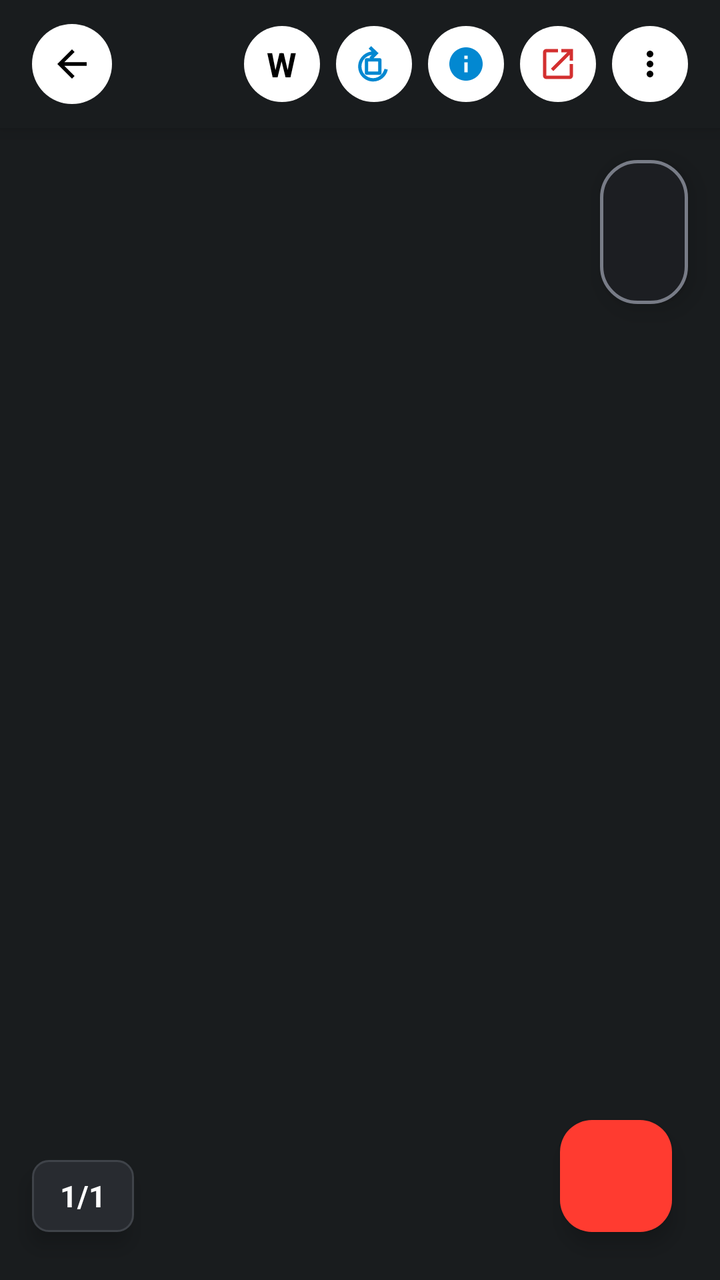
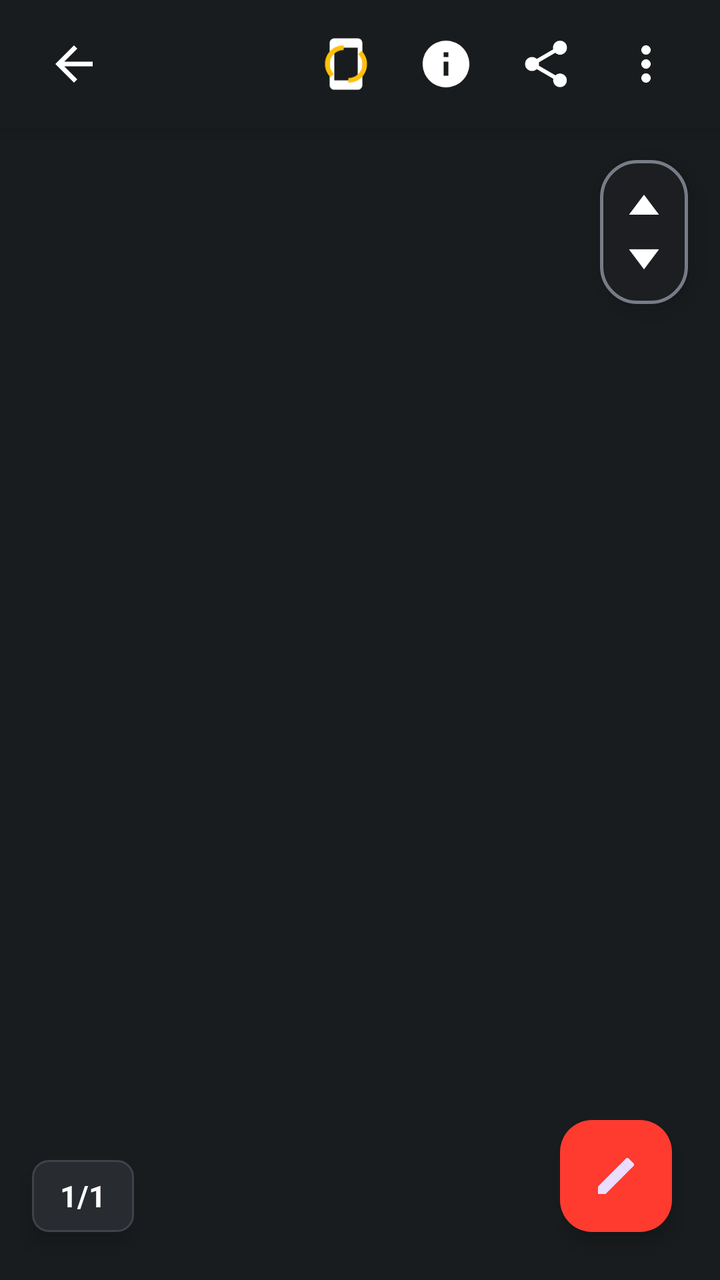

Before-and-after screenshots of an Android layout around one commit, followed by the original layout XML and the change that was made.
<!-- AndroidManifest.xml: activity theme Theme.ASTERDOC -->
<!-- res/layout/activity_pdf_viewer.xml -->
<?xml version="1.0" encoding="utf-8"?>
<androidx.coordinatorlayout.widget.CoordinatorLayout xmlns:android="http://schemas.android.com/apk/res/android"
    xmlns:app="http://schemas.android.com/apk/res-auto"
    android:layout_width="match_parent"
    android:layout_height="match_parent"
    android:background="#191C1E">

    <LinearLayout
        android:layout_width="match_parent"
        android:layout_height="match_parent"
        android:orientation="vertical">

        
        <LinearLayout
            android:id="@+id/layoutTopBarContainer"
            android:layout_width="match_parent"
            android:layout_height="64dp"
            android:background="#191C1E"
            android:elevation="6dp"
            android:gravity="center_vertical"
            android:orientation="horizontal"
            android:paddingHorizontal="16dp">

            
            <FrameLayout
                android:id="@+id/btnTopBack"
                android:layout_width="40dp"
                android:layout_height="40dp"
                android:background="@drawable/bg_circle_white"
                android:clickable="true"
                android:focusable="true">

                <ImageView
                    android:layout_width="22dp"
                    android:layout_height="22dp"
                    android:layout_gravity="center"
                    android:contentDescription="Back"
                    android:src="@drawable/ic_arrow_back"
                    app:tint="#000000" />
            </FrameLayout>

            <View
                android:layout_width="0dp"
                android:layout_height="1dp"
                android:layout_weight="1" />

            
            <FrameLayout
                android:id="@+id/btnTopWord"
                android:layout_width="38dp"
                android:layout_height="38dp"
                android:layout_marginStart="8dp"
                android:background="@drawable/bg_circle_white"
                android:clickable="true"
                android:focusable="true">

                <TextView
                    android:layout_width="wrap_content"
                    android:layout_height="wrap_content"
                    android:layout_gravity="center"
                    android:text="W"
                    android:textColor="#000000"
                    android:textSize="17sp"
                    android:textStyle="bold" />
            </FrameLayout>



            
            <FrameLayout
                android:id="@+id/btnTopRotate"
                android:layout_width="38dp"
                android:layout_height="38dp"
                android:layout_marginStart="8dp"
                android:background="@drawable/bg_circle_white"
                android:clickable="true"
                android:focusable="true">

                <ImageView
                    android:layout_width="20dp"
                    android:layout_height="20dp"
                    android:layout_gravity="center"
                    android:contentDescription="Rotate"
                    android:src="@drawable/ic_top_rotate"
                    app:tint="#0288D1" />
            </FrameLayout>

            
            <FrameLayout
                android:id="@+id/btnTopInfo"
                android:layout_width="38dp"
                android:layout_height="38dp"
                android:layout_marginStart="8dp"
                android:background="@drawable/bg_circle_white"
                android:clickable="true"
                android:focusable="true">

                <ImageView
                    android:layout_width="20dp"
                    android:layout_height="20dp"
                    android:layout_gravity="center"
                    android:contentDescription="Details"
                    android:src="@drawable/ic_info"
                    app:tint="#0288D1" />
            </FrameLayout>

            
            <FrameLayout
                android:id="@+id/btnTopShare"
                android:layout_width="38dp"
                android:layout_height="38dp"
                android:layout_marginStart="8dp"
                android:background="@drawable/bg_circle_white"
                android:clickable="true"
                android:focusable="true">

                <ImageView
                    android:layout_width="20dp"
                    android:layout_height="20dp"
                    android:layout_gravity="center"
                    android:contentDescription="Share"
                    android:src="@drawable/ic_top_share"
                    app:tint="#D32F2F" />
            </FrameLayout>

            
            <FrameLayout
                android:id="@+id/btnTopMenu"
                android:layout_width="38dp"
                android:layout_height="38dp"
                android:layout_marginStart="8dp"
                android:background="@drawable/bg_circle_white"
                android:clickable="true"
                android:focusable="true">

                <ImageView
                    android:layout_width="20dp"
                    android:layout_height="20dp"
                    android:layout_gravity="center"
                    android:contentDescription="More options"
                    android:src="@drawable/ic_more_vert"
                    app:tint="#000000" />
            </FrameLayout>

        </LinearLayout>

        
        <LinearLayout
            android:id="@+id/layoutSearchBar"
            android:layout_width="match_parent"
            android:layout_height="56dp"
            android:background="#1F2023"
            android:gravity="center_vertical"
            android:orientation="horizontal"
            android:paddingHorizontal="12dp"
            android:visibility="gone">

            <ImageButton
                android:id="@+id/btnCloseSearch"
                android:layout_width="36dp"
                android:layout_height="36dp"
                android:background="?attr/selectableItemBackgroundBorderless"
                android:contentDescription="Close search"
                android:src="@drawable/ic_arrow_back"
                app:tint="#E3E2E6" />

            <EditText
                android:id="@+id/etSearchQuery"
                android:layout_width="0dp"
                android:layout_height="40dp"
                android:layout_marginStart="8dp"
                android:layout_weight="1"
                android:background="@drawable/bg_drive_search_bar"
                android:hint="@string/search"
                android:imeOptions="actionSearch"
                android:inputType="text"
                android:paddingHorizontal="14dp"
                android:textColor="#E3E2E6"
                android:textColorHint="#8E918F"
                android:textSize="14sp" />

            <TextView
                android:id="@+id/tvSearchMatchCount"
                android:layout_width="wrap_content"
                android:layout_height="wrap_content"
                android:layout_marginHorizontal="8dp"
                android:text="0/0"
                android:textColor="#C4C6D0"
                android:textSize="12sp"
                android:textStyle="bold" />

            <ImageButton
                android:id="@+id/btnSearchPrev"
                android:layout_width="36dp"
                android:layout_height="36dp"
                android:background="?attr/selectableItemBackgroundBorderless"
                android:contentDescription="Previous match"
                android:src="@drawable/ic_chevron_left"
                app:tint="#E3E2E6" />

            <ImageButton
                android:id="@+id/btnSearchNext"
                android:layout_width="36dp"
                android:layout_height="36dp"
                android:background="?attr/selectableItemBackgroundBorderless"
                android:contentDescription="Next match"
                android:src="@drawable/ic_chevron_right"
                app:tint="#E3E2E6" />

        </LinearLayout>

        
        <androidx.recyclerview.widget.RecyclerView
            android:id="@+id/rvPdfPages"
            android:layout_width="match_parent"
            android:layout_height="0dp"
            android:layout_weight="1"
            android:clipChildren="false"
            android:clipToPadding="false"
            android:paddingVertical="4dp" />

    </LinearLayout>

    
    <LinearLayout
        android:id="@+id/layoutVerticalScrollPill"
        android:layout_width="44dp"
        android:layout_height="72dp"
        android:layout_gravity="top|end"
        android:layout_marginTop="80dp"
        android:layout_marginEnd="16dp"
        android:background="@drawable/bg_vertical_scroll_pill"
        android:elevation="8dp"
        android:gravity="center"
        android:orientation="vertical">

        <ImageView
            android:layout_width="20dp"
            android:layout_height="20dp"
            android:contentDescription="Scroll up"
            android:src="@drawable/ic_arrow_up_small"
            app:tint="#FFFFFF" />

        <ImageView
            android:layout_width="20dp"
            android:layout_height="20dp"
            android:layout_marginTop="4dp"
            android:contentDescription="Scroll down"
            android:src="@drawable/ic_arrow_down_small"
            app:tint="#FFFFFF" />

    </LinearLayout>

    
    <LinearLayout
        android:id="@+id/layoutPageCounterPill"
        android:layout_width="wrap_content"
        android:layout_height="36dp"
        android:layout_gravity="bottom|start"
        android:layout_marginStart="16dp"
        android:layout_marginBottom="24dp"
        android:background="@drawable/bg_bottom_page_counter_pill"
        android:elevation="6dp"
        android:gravity="center"
        android:paddingHorizontal="14dp">

        <TextView
            android:id="@+id/tvPageBadgeCounter"
            android:layout_width="wrap_content"
            android:layout_height="wrap_content"
            android:text="1/1"
            android:textColor="#FFFFFF"
            android:textSize="15sp"
            android:textStyle="bold" />

    </LinearLayout>

    
    <com.google.android.material.floatingactionbutton.FloatingActionButton
        android:id="@+id/fabEditDocument"
        android:layout_width="wrap_content"
        android:layout_height="wrap_content"
        android:layout_gravity="bottom|end"
        android:layout_margin="24dp"
        android:contentDescription="Edit document"
        android:src="@drawable/ic_pencil"
        app:backgroundTint="#FF3B30"
        app:fabSize="normal" />

    
    <com.google.android.material.card.MaterialCardView
        android:id="@+id/cardEditControls"
        android:layout_width="match_parent"
        android:layout_height="wrap_content"
        android:layout_gravity="bottom"
        android:visibility="gone"
        app:cardBackgroundColor="#282A2D"
        app:cardCornerRadius="0dp"
        app:cardElevation="12dp"
        app:strokeWidth="0dp">

        <LinearLayout
            android:layout_width="match_parent"
            android:layout_height="wrap_content"
            android:orientation="vertical"
            android:paddingHorizontal="12dp"
            android:paddingTop="10dp"
            android:paddingBottom="12dp">

            <HorizontalScrollView
                android:id="@+id/scrollEditTools"
                android:layout_width="match_parent"
                android:layout_height="wrap_content"
                android:overScrollMode="never"
                android:scrollbars="none">

                <LinearLayout
                    android:layout_width="wrap_content"
                    android:layout_height="44dp"
                    android:gravity="center_vertical"
                    android:orientation="horizontal">

                    <ImageButton
                        android:id="@+id/btnToolPen"
                        android:layout_width="38dp"
                        android:layout_height="38dp"
                        android:background="?attr/selectableItemBackgroundBorderless"
                        android:contentDescription="Pen Tool"
                        android:src="@android:drawable/ic_menu_edit"
                        app:tint="#A8C7FA" />

                    <ImageButton
                        android:id="@+id/btnToolHighlighter"
                        android:layout_width="38dp"
                        android:layout_height="38dp"
                        android:layout_marginStart="4dp"
                        android:background="?attr/selectableItemBackgroundBorderless"
                        android:contentDescription="Highlighter"
                        android:src="@android:drawable/ic_menu_view"
                        app:tint="#E3E2E6" />

                    <ImageButton
                        android:id="@+id/btnToolEraser"
                        android:layout_width="38dp"
                        android:layout_height="38dp"
                        android:layout_marginStart="4dp"
                        android:background="?attr/selectableItemBackgroundBorderless"
                        android:contentDescription="Eraser"
                        android:src="@drawable/ic_close"
                        app:tint="#E3E2E6" />

                    <View
                        android:layout_width="1dp"
                        android:layout_height="24dp"
                        android:layout_marginHorizontal="8dp"
                        android:background="#3C4043" />

                    <View
                        android:id="@+id/btnColorRed"
                        android:layout_width="26dp"
                        android:layout_height="26dp"
                        android:background="#E53935" />

                    <View
                        android:id="@+id/btnColorBlue"
                        android:layout_width="26dp"
                        android:layout_height="26dp"
                        android:layout_marginStart="8dp"
                        android:background="#1E88E5" />

                    <View
                        android:id="@+id/btnColorBlack"
                        android:layout_width="26dp"
                        android:layout_height="26dp"
                        android:layout_marginStart="8dp"
                        android:background="#000000" />

                    <View
                        android:id="@+id/btnColorGreen"
                        android:layout_width="26dp"
                        android:layout_height="26dp"
                        android:layout_marginStart="8dp"
                        android:background="#43A047" />

                    <View
                        android:id="@+id/btnColorYellow"
                        android:layout_width="26dp"
                        android:layout_height="26dp"
                        android:layout_marginStart="8dp"
                        android:background="#FFEB3B" />

                    <View
                        android:layout_width="1dp"
                        android:layout_height="24dp"
                        android:layout_marginHorizontal="8dp"
                        android:background="#3C4043" />

                    <ImageButton
                        android:id="@+id/btnUndoDraw"
                        android:layout_width="36dp"
                        android:layout_height="36dp"
                        android:background="?attr/selectableItemBackgroundBorderless"
                        android:contentDescription="Undo stroke"
                        android:src="@android:drawable/ic_menu_revert"
                        app:tint="#E3E2E6" />

                    <ImageButton
                        android:id="@+id/btnRedoDraw"
                        android:layout_width="36dp"
                        android:layout_height="36dp"
                        android:layout_marginStart="4dp"
                        android:background="?attr/selectableItemBackgroundBorderless"
                        android:contentDescription="Redo stroke"
                        android:src="@drawable/ic_chevron_right"
                        app:tint="#E3E2E6" />

                    <ImageButton
                        android:id="@+id/btnClearDraw"
                        android:layout_width="36dp"
                        android:layout_height="36dp"
                        android:layout_marginStart="4dp"
                        android:background="?attr/selectableItemBackgroundBorderless"
                        android:contentDescription="Clear drawings"
                        android:src="@android:drawable/ic_menu_delete"
                        app:tint="#E3E2E6" />

                </LinearLayout>

            </HorizontalScrollView>

            <View
                android:layout_width="match_parent"
                android:layout_height="1dp"
                android:layout_marginVertical="6dp"
                android:background="#3C4043" />

            <LinearLayout
                android:layout_width="match_parent"
                android:layout_height="wrap_content"
                android:gravity="center_vertical"
                android:orientation="horizontal">

                <TextView
                    android:layout_width="0dp"
                    android:layout_height="wrap_content"
                    android:layout_weight="1"
                    android:text="@string/menu_draw_edit"
                    android:textColor="#C4C6D0"
                    android:textSize="13sp"
                    android:textStyle="bold" />

                <com.google.android.material.button.MaterialButton
                    android:id="@+id/btnCancelEditMode"
                    style="@style/Widget.Material3.Button.OutlinedButton"
                    android:layout_width="wrap_content"
                    android:layout_height="38dp"
                    android:text="@string/close"
                    android:textColor="#E3E2E6"
                    android:textSize="12sp"
                    app:cornerRadius="8dp"
                    app:strokeColor="#5B5E62" />

                <com.google.android.material.button.MaterialButton
                    android:id="@+id/btnDoneEditMode"
                    style="@style/Widget.Material3.Button"
                    android:layout_width="wrap_content"
                    android:layout_height="38dp"
                    android:layout_marginStart="8dp"
                    android:text="@string/save"
                    android:textColor="#00315B"
                    android:textSize="12sp"
                    app:backgroundTint="#A8C7FA"
                    app:cornerRadius="8dp" />

            </LinearLayout>

        </LinearLayout>

    </com.google.android.material.card.MaterialCardView>

    
    <TextView
        android:id="@+id/tvZoomToast"
        android:layout_width="wrap_content"
        android:layout_height="wrap_content"
        android:layout_gravity="center"
        android:background="@drawable/bg_rounded_toast"
        android:paddingHorizontal="16dp"
        android:paddingVertical="8dp"
        android:textColor="#FFFFFF"
        android:textSize="16sp"
        android:textStyle="bold"
        android:visibility="gone" />

    
    <com.google.android.material.floatingactionbutton.FloatingActionButton
        android:id="@+id/fabToggleTools"
        android:layout_width="wrap_content"
        android:layout_height="wrap_content"
        android:layout_gravity="bottom|end"
        android:layout_margin="24dp"
        android:contentDescription="Restore controls"
        android:src="@drawable/ic_grid_view"
        android:visibility="gone"
        app:backgroundTint="#2D2F31"
        app:fabSize="mini"
        app:tint="#A8C7FA" />

</androidx.coordinatorlayout.widget.CoordinatorLayout>
<!-- resources referenced by this layout -->
<resources>
  <!-- drawable bg_circle_white (drawable) -->
  <?xml version="1.0" encoding="utf-8"?>
  <shape xmlns:android="http://schemas.android.com/apk/res/android"
      android:shape="oval">
      <solid android:color="#FFFFFF" />
  </shape>
  <!-- drawable ic_arrow_back (drawable) -->
  <vector xmlns:android="http://schemas.android.com/apk/res/android"
      android:width="24dp"
      android:height="24dp"
      android:viewportWidth="24"
      android:viewportHeight="24">
    <path
        android:fillColor="#FFFFFFFF"
        android:pathData="M20,11H7.83l5.59,-5.59L12,4l-8,8 8,8 1.41,-1.41L7.83,13H20v-2z"/>
  </vector>
  <!-- drawable ic_arrow_down_small (drawable) -->
  <vector xmlns:android="http://schemas.android.com/apk/res/android"
      android:width="24dp"
      android:height="24dp"
      android:viewportWidth="24"
      android:viewportHeight="24">
      
      <path
          android:fillColor="#FFFFFF"
          android:path="M12,20L21,8H3L12,20Z" />
  </vector>
  <!-- drawable ic_arrow_up_small (drawable) -->
  <vector xmlns:android="http://schemas.android.com/apk/res/android"
      android:width="24dp"
      android:height="24dp"
      android:viewportWidth="24"
      android:viewportHeight="24">
      
      <path
          android:fillColor="#FFFFFF"
          android:path="M12,4L3,16H21L12,4Z" />
  </vector>
  <!-- drawable ic_info (drawable) -->
  <vector xmlns:android="http://schemas.android.com/apk/res/android"
      android:width="24dp"
      android:height="24dp"
      android:viewportWidth="24"
      android:viewportHeight="24">
    <path
        android:fillColor="#FFFFFFFF"
        android:pathData="M12,2C6.48,2 2,6.48 2,12s4.48,10 10,10 10,-4.48 10,-10S17.52,2 12,2zm1,15h-2v-6h2v6zm0,-8h-2V7h2v2z"/>
  </vector>
  <!-- drawable ic_pencil (drawable) -->
  <vector xmlns:android="http://schemas.android.com/apk/res/android"
      android:width="28dp"
      android:height="28dp"
      android:viewportWidth="24"
      android:viewportHeight="24">
      
      
      <path
          android:fillColor="#FFCA28"
          android:path="M17.81,9.94L6.75,21H3V17.25L14.06,6.19L17.81,9.94Z" />
      
      <path
          android:fillColor="#EC407A"
          android:path="M20.71,7.04L18.88,8.87L15.13,5.12L16.96,3.29C17.15,3.1 17.41,3 17.66,3C17.92,3 18.17,3.09 18.37,3.29L20.71,5.63C21.1,6.02 21.1,6.65 20.71,7.04Z" />
      
      <path
          android:fillColor="#CFD8DC"
          android:path="M17.81,9.94L14.06,6.19L15.13,5.12L18.88,8.87L17.81,9.94Z" />
      
      <path
          android:fillColor="#37474F"
          android:path="M3,21L5.92,19L3,17.25V21Z" />
  </vector>
  <!-- drawable ic_top_rotate (drawable) -->
  <vector xmlns:android="http://schemas.android.com/apk/res/android"
      android:width="24dp"
      android:height="24dp"
      android:viewportWidth="24"
      android:viewportHeight="24">
      <path
          android:fillColor="#151618"
          android:pathData="M10.25,1.25L8.75,2.75L10.5,4.5C6.08,5.08 2.5,8.88 2.5,13.5C2.5,18.47 6.53,22.5 11.5,22.5C15.82,22.5 19.42,19.44 20.28,15.36L18.28,14.86C17.62,17.88 14.83,20.5 11.5,20.5C7.63,20.5 4.5,17.37 4.5,13.5C4.5,9.91 7.21,6.96 10.72,6.56L9.25,8.03L10.75,9.53L14.75,5.53L10.25,1.25ZM7.5,8.5C6.95,8.5 6.5,8.95 6.5,9.5V17.5C6.5,18.05 6.95,18.5 7.5,18.5H15.5C16.05,18.5 16.5,18.05 16.5,17.5V9.5C16.5,8.95 16.05,8.5 15.5,8.5H7.5ZM8.5,10.5H14.5V16.5H8.5V10.5Z" />
  </vector>
  <!-- drawable ic_top_share (drawable) -->
  <vector xmlns:android="http://schemas.android.com/apk/res/android"
      android:width="24dp"
      android:height="24dp"
      android:viewportWidth="24"
      android:viewportHeight="24">
      <path
          android:fillColor="#151618"
          android:pathData="M19,19H5V5H12V3H5C3.89,3 3,3.89 3,5V19C3,20.1 3.89,21 5,21H19C20.1,21 21,20.1 21,19V12H19V19ZM14,3V5H17.59L7.76,14.83L9.17,16.24L19,6.41V10H21V3H14Z" />
  </vector>
  <string name="close">Close</string>
  <string name="save">Save</string>
  <string name="search">Search</string>
  <color name="background_light">#121212</color>
  <color name="black">#FF000000</color>
  <!-- unchanged entries left out for length: 12 -->
</resources>

<!-- the commit's change to res/layout/activity_pdf_viewer.xml (unified diff, before → after) -->
@@ -24,19 +24,18 @@
             
             <FrameLayout
                 android:id="@+id/btnTopBack"
-                android:layout_width="40dp"
-                android:layout_height="40dp"
-                android:background="@drawable/bg_circle_white"
+                android:layout_width="42dp"
+                android:layout_height="42dp"
                 android:clickable="true"
                 android:focusable="true">
 
                 <ImageView
-                    android:layout_width="22dp"
-                    android:layout_height="22dp"
+                    android:layout_width="28dp"
+                    android:layout_height="28dp"
                     android:layout_gravity="center"
                     android:contentDescription="Back"
                     android:src="@drawable/ic_arrow_back"
-                    app:tint="#000000" />
+                    app:tint="#FFFFFF" />
             </FrameLayout>
 
             <View
@@ -46,100 +45,71 @@
 
             
             <FrameLayout
-                android:id="@+id/btnTopWord"
-                android:layout_width="38dp"
-                android:layout_height="38dp"
+                android:id="@+id/btnTopRotate"
+                android:layout_width="42dp"
+                android:layout_height="42dp"
                 android:layout_marginStart="8dp"
-                android:background="@drawable/bg_circle_white"
                 android:clickable="true"
                 android:focusable="true">
 
-                <TextView
-                    android:layout_width="wrap_content"
-                    android:layout_height="wrap_content"
-                    android:layout_gravity="center"
-                    android:text="W"
-                    android:textColor="#000000"
-                    android:textSize="17sp"
-                    android:textStyle="bold" />
-            </FrameLayout>
-
-
-
-            
-            <FrameLayout
-                android:id="@+id/btnTopRotate"
-                android:layout_width="38dp"
-                android:layout_height="38dp"
-                android:layout_marginStart="8dp"
-                android:background="@drawable/bg_circle_white"
-                android:clickable="true"
-                android:focusable="true">
-
                 <ImageView
-                    android:layout_width="20dp"
-                    android:layout_height="20dp"
+                    android:layout_width="28dp"
+                    android:layout_height="28dp"
                     android:layout_gravity="center"
                     android:contentDescription="Rotate"
-                    android:src="@drawable/ic_top_rotate"
-                    app:tint="#0288D1" />
+                    android:src="@drawable/ic_top_rotate" />
             </FrameLayout>
 
             
             <FrameLayout
                 android:id="@+id/btnTopInfo"
-                android:layout_width="38dp"
-                android:layout_height="38dp"
+                android:layout_width="42dp"
+                android:layout_height="42dp"
                 android:layout_marginStart="8dp"
-                android:background="@drawable/bg_circle_white"
                 android:clickable="true"
                 android:focusable="true">
 
                 <ImageView
-                    android:layout_width="20dp"
-                    android:layout_height="20dp"
+                    android:layout_width="28dp"
+                    android:layout_height="28dp"
                     android:layout_gravity="center"
                     android:contentDescription="Details"
-                    android:src="@drawable/ic_info"
-                    app:tint="#0288D1" />
+                    android:src="@drawable/ic_info" />
             </FrameLayout>
 
             
             <FrameLayout
                 android:id="@+id/btnTopShare"
-                android:layout_width="38dp"
-                android:layout_height="38dp"
+                android:layout_width="42dp"
+                android:layout_height="42dp"
                 android:layout_marginStart="8dp"
-                android:background="@drawable/bg_circle_white"
                 android:clickable="true"
                 android:focusable="true">
 
                 <ImageView
-                    android:layout_width="20dp"
-                    android:layout_height="20dp"
+                    android:layout_width="28dp"
+                    android:layout_height="28dp"
                     android:layout_gravity="center"
                     android:contentDescription="Share"
-                    android:src="@drawable/ic_top_share"
-                    app:tint="#D32F2F" />
+                    android:src="@drawable/ic_top_share" />
             </FrameLayout>
 
             
             <FrameLayout
                 android:id="@+id/btnTopMenu"
-                android:layout_width="38dp"
-                android:layout_height="38dp"
+                android:layout_width="42dp"
+                android:layout_height="42dp"
                 android:layout_marginStart="8dp"
-                android:background="@drawable/bg_circle_white"
                 android:clickable="true"
                 android:focusable="true">
 
                 <ImageView
-                    android:layout_width="20dp"
-                    android:layout_height="20dp"
+                    android:layout_width="28dp"
+                    android:layout_height="28dp"
                     android:layout_gravity="center"
                     android:contentDescription="More options"
                     android:src="@drawable/ic_more_vert"
-                    app:tint="#000000" />
+                    app:tint="#FFFFFF" />
             </FrameLayout>
 
         </LinearLayout>
<!-- resource entries referenced after the edit -->
@@ -1,20 +1,14 @@
 <!-- resources referenced by this layout -->
 <resources>
-  <!-- drawable bg_circle_white (drawable) -->
-  <?xml version="1.0" encoding="utf-8"?>
-  <shape xmlns:android="http://schemas.android.com/apk/res/android"
-      android:shape="oval">
-      <solid android:color="#FFFFFF" />
-  </shape>
   <!-- drawable ic_arrow_back (drawable) -->
   <vector xmlns:android="http://schemas.android.com/apk/res/android"
       android:width="24dp"
       android:height="24dp"
       android:viewportWidth="24"
       android:viewportHeight="24">
-    <path
-        android:fillColor="#FFFFFFFF"
-        android:pathData="M20,11H7.83l5.59,-5.59L12,4l-8,8 8,8 1.41,-1.41L7.83,13H20v-2z"/>
+      <path
+          android:fillColor="#FFFFFF"
+          android:pathData="M20,11H7.83l5.59,-5.59L12,4l-8,8 8,8 1.41,-1.41L7.83,13H20v-2z" />
   </vector>
   <!-- drawable ic_arrow_down_small (drawable) -->
   <vector xmlns:android="http://schemas.android.com/apk/res/android"
@@ -22,10 +16,9 @@
       android:height="24dp"
       android:viewportWidth="24"
       android:viewportHeight="24">
-      
       <path
           android:fillColor="#FFFFFF"
-          android:path="M12,20L21,8H3L12,20Z" />
+          android:pathData="M12,20L21,8H3L12,20Z" />
   </vector>
   <!-- drawable ic_arrow_up_small (drawable) -->
   <vector xmlns:android="http://schemas.android.com/apk/res/android"
@@ -33,10 +26,9 @@
       android:height="24dp"
       android:viewportWidth="24"
       android:viewportHeight="24">
-      
       <path
           android:fillColor="#FFFFFF"
-          android:path="M12,4L3,16H21L12,4Z" />
+          android:pathData="M12,4L3,16H21L12,4Z" />
   </vector>
   <!-- drawable ic_info (drawable) -->
   <vector xmlns:android="http://schemas.android.com/apk/res/android"
@@ -44,9 +36,9 @@
       android:height="24dp"
       android:viewportWidth="24"
       android:viewportHeight="24">
-    <path
-        android:fillColor="#FFFFFFFF"
-        android:pathData="M12,2C6.48,2 2,6.48 2,12s4.48,10 10,10 10,-4.48 10,-10S17.52,2 12,2zm1,15h-2v-6h2v6zm0,-8h-2V7h2v2z"/>
+      <path
+          android:fillColor="#FFFFFF"
+          android:pathData="M12,2C6.48,2 2,6.48 2,12s4.48,10 10,10 10,-4.48 10,-10S17.52,2 12,2zm1,15h-2v-6h2v6zm0,-8h-2V7h2v2z" />
   </vector>
   <!-- drawable ic_pencil (drawable) -->
   <vector xmlns:android="http://schemas.android.com/apk/res/android"
@@ -58,19 +50,19 @@
       
       <path
           android:fillColor="#FFCA28"
-          android:path="M17.81,9.94L6.75,21H3V17.25L14.06,6.19L17.81,9.94Z" />
+          android:pathData="M17.81,9.94L6.75,21H3V17.25L14.06,6.19L17.81,9.94Z" />
       
       <path
           android:fillColor="#EC407A"
-          android:path="M20.71,7.04L18.88,8.87L15.13,5.12L16.96,3.29C17.15,3.1 17.41,3 17.66,3C17.92,3 18.17,3.09 18.37,3.29L20.71,5.63C21.1,6.02 21.1,6.65 20.71,7.04Z" />
+          android:pathData="M20.71,7.04L18.88,8.87L15.13,5.12L16.96,3.29C17.15,3.1 17.41,3 17.66,3C17.92,3 18.17,3.09 18.37,3.29L20.71,5.63C21.1,6.02 21.1,6.65 20.71,7.04Z" />
       
       <path
           android:fillColor="#CFD8DC"
-          android:path="M17.81,9.94L14.06,6.19L15.13,5.12L18.88,8.87L17.81,9.94Z" />
+          android:pathData="M17.81,9.94L14.06,6.19L15.13,5.12L18.88,8.87L17.81,9.94Z" />
       
       <path
           android:fillColor="#37474F"
-          android:path="M3,21L5.92,19L3,17.25V21Z" />
+          android:pathData="M3,21L5.92,19L3,17.25V21Z" />
   </vector>
   <!-- drawable ic_top_rotate (drawable) -->
   <vector xmlns:android="http://schemas.android.com/apk/res/android"
@@ -78,9 +70,14 @@
       android:height="24dp"
       android:viewportWidth="24"
       android:viewportHeight="24">
+      
       <path
-          android:fillColor="#151618"
-          android:pathData="M10.25,1.25L8.75,2.75L10.5,4.5C6.08,5.08 2.5,8.88 2.5,13.5C2.5,18.47 6.53,22.5 11.5,22.5C15.82,22.5 19.42,19.44 20.28,15.36L18.28,14.86C17.62,17.88 14.83,20.5 11.5,20.5C7.63,20.5 4.5,17.37 4.5,13.5C4.5,9.91 7.21,6.96 10.72,6.56L9.25,8.03L10.75,9.53L14.75,5.53L10.25,1.25ZM7.5,8.5C6.95,8.5 6.5,8.95 6.5,9.5V17.5C6.5,18.05 6.95,18.5 7.5,18.5H15.5C16.05,18.5 16.5,18.05 16.5,17.5V9.5C16.5,8.95 16.05,8.5 15.5,8.5H7.5ZM8.5,10.5H14.5V16.5H8.5V10.5Z" />
+          android:fillColor="#FFFFFF"
+          android:pathData="M17,1.01L7,1C5.9,1 5,1.9 5,3v18c0,1.1 0.9,2 2,2h10c1.1,0 2,-0.9 2,-2V3c0,-1.1 -0.9,-1.99 -2,-1.99zM17,19H7V5h10v14z" />
+      
+      <path
+          android:fillColor="#FFC107"
+          android:pathData="M3,12c0,2.21 0.9,4.21 2.34,5.66l1.42,-1.42C5.64,15.1 5,13.62 5,12c0,-3.31 2.69,-6 6,-6V4C6.48,4 3,7.48 3,12zM21,12c0,-2.21 -0.9,-4.21 -2.34,-5.66l-1.42,1.42C18.36,8.9 19,10.38 19,12c0,3.31 -2.69,6 -6,6v2c4.52,0 8,-3.48 8,-8z" />
   </vector>
   <!-- drawable ic_top_share (drawable) -->
   <vector xmlns:android="http://schemas.android.com/apk/res/android"
@@ -89,8 +86,8 @@
       android:viewportWidth="24"
       android:viewportHeight="24">
       <path
-          android:fillColor="#151618"
-          android:pathData="M19,19H5V5H12V3H5C3.89,3 3,3.89 3,5V19C3,20.1 3.89,21 5,21H19C20.1,21 21,20.1 21,19V12H19V19ZM14,3V5H17.59L7.76,14.83L9.17,16.24L19,6.41V10H21V3H14Z" />
+          android:fillColor="#FFFFFF"
+          android:pathData="M18,16.08c-0.76,0 -1.44,0.3 -1.96,0.77L8.91,12.7c0.05,-0.23 0.09,-0.46 0.09,-0.7s-0.04,-0.47 -0.09,-0.7l7.05,-4.11c0.54,0.5 1.25,0.81 2.04,0.81 1.66,0 3,-1.34 3,-3s-1.34,-3 -3,-3 -3,1.34 -3,3c0,0.24 0.04,0.47 0.09,0.7L8.04,9.81C7.5,9.31 6.79,9 6,9c-1.66,0 -3,1.34 -3,3s1.34,3 3,3c0.79,0 1.5,-0.31 2.04,-0.81l7.12,4.16c-0.05,0.21 -0.08,0.43 -0.08,0.65 0,1.61 1.31,2.92 2.92,2.92s2.92,-1.31 2.92,-2.92c0,-1.61 -1.31,-2.92 -2.92,-2.92z" />
   </vector>
   <string name="close">Close</string>
   <string name="save">Save</string>
